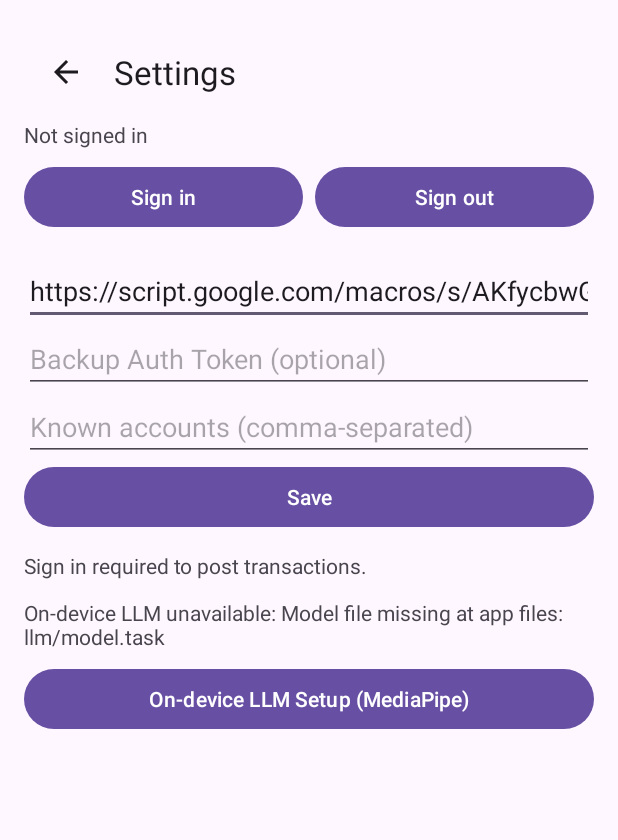
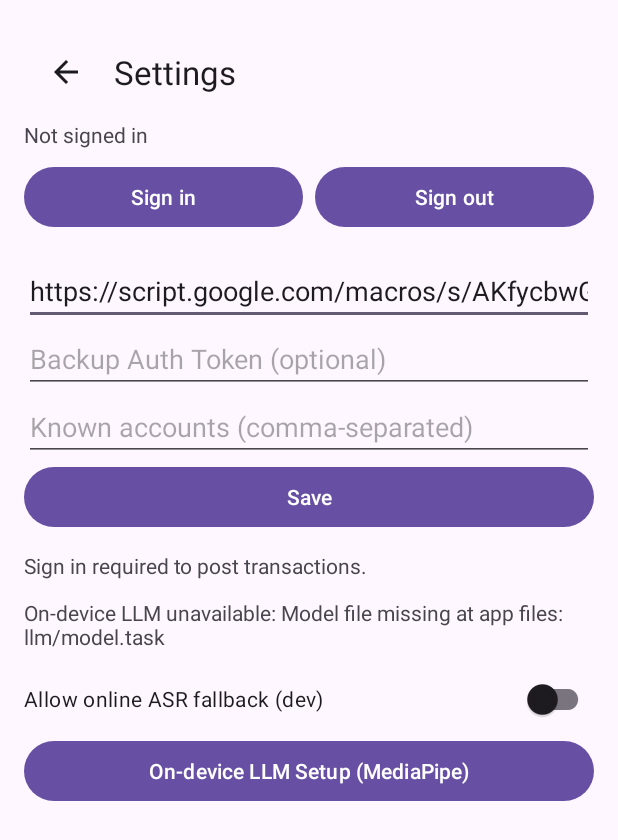
Before and after one commit to imkacarlson/voice-expense-tracker, an Android app: the SettingsActivity screen opened directly, with no data from a screen before it, on a phone screen of 412 x 824 dp. Shown: the top 840 px of the screen. Run offline under Robolectric (Android 15) with nearby library versions, the light colour scheme and no system bars; our stand-ins replace Dagger/Hilt's generated code; libraries missing offline, so code that uses them is left out: androidx.hilt.work.

Commit message:
settings: add dev toggle for online ASR fallback; remove BuildConfig dependency
- Settings toggle 'Allow online ASR fallback (dev)' stored in SharedPreferences
- VoiceRecordingService reads toggle and uses runtime debuggable check as default
- Replace BuildConfig.DEBUG check to fix unresolved reference in some builds
- Add strings and Switch in Settings UI

```diff
--- a/app/src/main/java/com/voiceexpense/ui/common/SettingsActivity.kt
+++ b/app/src/main/java/com/voiceexpense/ui/common/SettingsActivity.kt
@@ -33,6 +33,7 @@ object SettingsKeys {
     const val BACKUP_AUTH_TOKEN = "backup_auth_token"
     const val KNOWN_ACCOUNTS = "known_accounts" // comma-separated labels
     const val DEBUG_LOGS = "debug_logs" // developer toggle for verbose local logs
+    const val ASR_ONLINE_FALLBACK = "asr_online_fallback" // allow online ASR when offline model missing (dev aid)
 }
 
 @AndroidEntryPoint
@@ -66,6 +67,7 @@ class SettingsActivity : AppCompatActivity() {
         val aiStatus: android.widget.TextView = findViewById(R.id.text_ai_status)
         val openSetup: Button = findViewById(R.id.btn_open_setup_guide)
         val modelManager = ModelManager()
+        val asrFallback: androidx.appcompat.widget.SwitchCompat = findViewById(R.id.switch_asr_online_fallback)
 
         fun updateAuthStatus(account: GoogleSignInAccount?) {
             if (account != null) {
@@ -90,12 +92,14 @@ class SettingsActivity : AppCompatActivity() {
             }
             val bt = p.getString(SettingsKeys.BACKUP_AUTH_TOKEN, "")
             val ka = p.getString(SettingsKeys.KNOWN_ACCOUNTS, "")
+            val asrOnline = p.getBoolean(SettingsKeys.ASR_ONLINE_FALLBACK, (applicationInfo.flags and android.content.pm.ApplicationInfo.FLAG_DEBUGGABLE) != 0)
             val existing = GoogleSignIn.getLastSignedInAccount(this@SettingsActivity)
             val hasConfig = !url.isNullOrBlank()
             withContext(Dispatchers.Main) {
                 webUrl.setText(url)
                 backup.setText(bt)
                 accounts.setText(ka)
+                asrFallback.isChecked = asrOnline
                 updateAuthStatus(existing)
                 gatingView.text = when {
                     !hasConfig -> getString(R.string.sync_gating_message_default)
@@ -186,6 +190,13 @@ class SettingsActivity : AppCompatActivity() {
 
         updateGatingMessage()
 
+        // Persist ASR fallback toggle
+        asrFallback.setOnCheckedChangeListener { _, isChecked ->
+            prefsOrInit().edit().putBoolean(SettingsKeys.ASR_ONLINE_FALLBACK, isChecked).apply()
+            val msg = if (isChecked) R.string.asr_fallback_enabled else R.string.asr_fallback_disabled
+            android.widget.Toast.makeText(this, msg, android.widget.Toast.LENGTH_SHORT).show()
+        }
+
         // Probe AI status lazily (ensureModelAvailable does IO internally, but keep off main)
         lifecycleScope.launch(Dispatchers.Main) {
             when (val s = modelManager.ensureModelAvailable(applicationContext)) {
--- a/app/src/main/res/layout/activity_settings.xml
+++ b/app/src/main/res/layout/activity_settings.xml
@@ -97,6 +97,14 @@
             android:text="On-device AI status: Unknown"
             android:paddingBottom="8dp" />
 
+        <androidx.appcompat.widget.SwitchCompat
+            android:id="@+id/switch_asr_online_fallback"
+            android:layout_width="match_parent"
+            android:layout_height="wrap_content"
+            android:text="@string/asr_online_fallback_label"
+            android:paddingTop="8dp"
+            android:paddingBottom="8dp" />
+
         <Button
             android:id="@+id/btn_open_setup_guide"
             android:layout_width="match_parent"
--- a/app/src/main/res/values/strings.xml
+++ b/app/src/main/res/values/strings.xml
@@ -39,4 +39,9 @@
     <string name="setup_guide_import_success">Model imported successfully.</string>
     <string name="setup_guide_import_failure">Failed to import model: %1$s</string>
     <string name="listening_now">Listening…</string>
+
+    <!-- Developer options -->
+    <string name="asr_online_fallback_label">Allow online ASR fallback (dev)</string>
+    <string name="asr_fallback_enabled">Online ASR fallback enabled</string>
+    <string name="asr_fallback_disabled">Online ASR fallback disabled</string>
 </resources>
```
Also changed, not shown: app/src/main/java/com/voiceexpense/service/voice/VoiceRecordingService.kt (+8 -2 lines).
